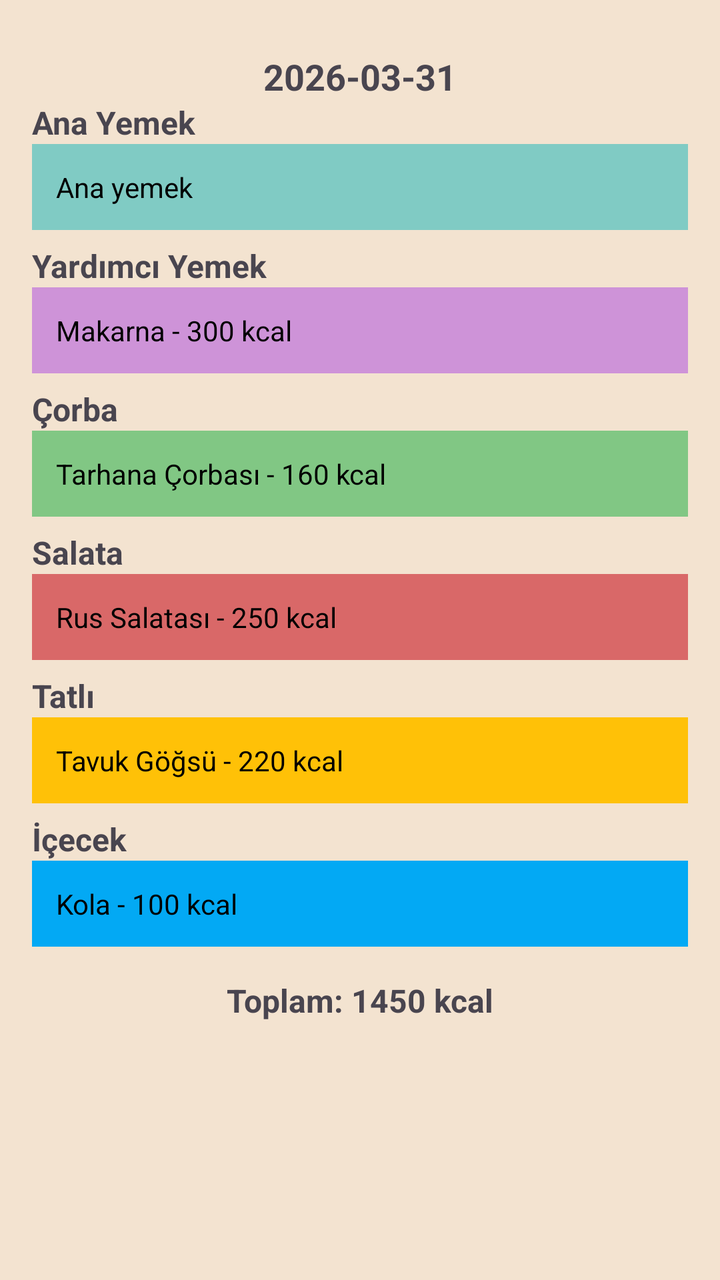
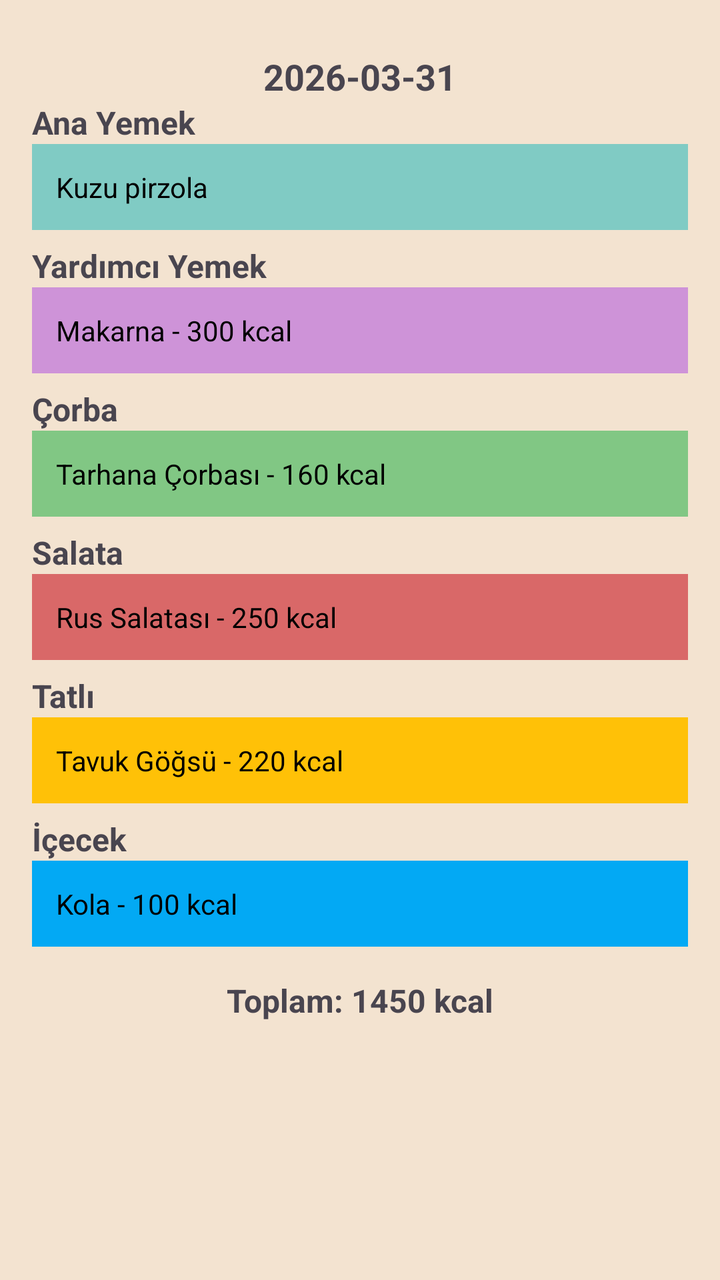

Compare the two renders of this Android layout. The source of the first and the diff that turns it into the second are given below.
<!-- AndroidManifest.xml: application theme Theme.FUYemekhane -->
<!-- res/layout/activity_main.xml -->
<?xml version="1.0" encoding="utf-8"?>
<androidx.constraintlayout.widget.ConstraintLayout xmlns:android="http://schemas.android.com/apk/res/android"
    xmlns:app="http://schemas.android.com/apk/res-auto"
    xmlns:tools="http://schemas.android.com/tools"
    android:id="@+id/main"
    android:layout_width="match_parent"
    android:layout_height="match_parent"
    android:background="@color/main_background"
    tools:context=".MainActivity"
    android:padding="16dp">

    
    <TextView
        android:id="@+id/textDate"
        android:layout_width="wrap_content"
        android:layout_height="wrap_content"
        android:text="2026-03-31"
        android:textSize="18sp"
        android:textStyle="bold"
        app:layout_constraintTop_toTopOf="parent"
        app:layout_constraintStart_toStartOf="parent"
        app:layout_constraintEnd_toEndOf="parent"
        android:layout_marginTop="10dp"
        android:layout_marginBottom="16dp" />

    
    <TextView
        android:id="@+id/anaYemekTitle"
        android:layout_width="wrap_content"
        android:layout_height="wrap_content"
        android:text="Ana Yemek"
        android:textStyle="bold"
        android:textSize="16sp"
        app:layout_constraintTop_toBottomOf="@id/textDate"
        app:layout_constraintStart_toStartOf="parent"/>

    
    <TextView
        android:id="@+id/anaYemek"
        android:layout_width="0dp"
        android:layout_height="wrap_content"
        android:text="Ana yemek"
        android:padding="12dp"
        android:background="@color/teal_200"
        android:textColor="@android:color/black"
        app:layout_constraintTop_toBottomOf="@id/anaYemekTitle"
        app:layout_constraintStart_toStartOf="parent"
        app:layout_constraintEnd_toEndOf="parent"/>

    
    <TextView
        android:id="@+id/yardimciYemekTitle"
        android:layout_marginTop="7dp"
        android:layout_width="wrap_content"
        android:layout_height="wrap_content"
        android:text="Yardımcı Yemek"
        android:textStyle="bold"
        android:textSize="16sp"
        app:layout_constraintTop_toBottomOf="@id/anaYemek"
        app:layout_constraintStart_toStartOf="parent"/>

    
    <TextView
        android:id="@+id/yardimciYemek"
        android:layout_width="0dp"
        android:layout_height="wrap_content"
        android:text="Makarna - 300 kcal"
        android:padding="12dp"
        android:background="@color/purple_200"
        android:textColor="@android:color/black"
        app:layout_constraintTop_toBottomOf="@id/yardimciYemekTitle"
        app:layout_constraintStart_toStartOf="parent"
        app:layout_constraintEnd_toEndOf="parent"/>

    
    <TextView
        android:id="@+id/corbaTitle"
        android:layout_marginTop="7dp"
        android:layout_width="wrap_content"
        android:layout_height="wrap_content"
        android:text="Çorba"
        android:textStyle="bold"
        android:textSize="16sp"
        app:layout_constraintTop_toBottomOf="@id/yardimciYemek"
        app:layout_constraintStart_toStartOf="parent"/>

    
    <TextView
        android:id="@+id/corba"
        android:layout_width="0dp"
        android:layout_height="wrap_content"
        android:text="Tarhana Çorbası - 160 kcal"
        android:padding="12dp"
        android:background="@color/green"
        android:textColor="@android:color/black"
        app:layout_constraintTop_toBottomOf="@id/corbaTitle"
        app:layout_constraintStart_toStartOf="parent"
        app:layout_constraintEnd_toEndOf="parent"/>

    
    <TextView
        android:id="@+id/salataTitle"
        android:layout_marginTop="7dp"
        android:layout_width="wrap_content"
        android:layout_height="wrap_content"
        android:text="Salata"
        android:textStyle="bold"
        android:textSize="16sp"
        app:layout_constraintTop_toBottomOf="@id/corba"
        app:layout_constraintStart_toStartOf="parent"/>

    
    <TextView
        android:id="@+id/salata"
        android:layout_width="0dp"
        android:layout_height="wrap_content"
        android:text="Rus Salatası - 250 kcal"
        android:padding="12dp"
        android:background="@color/yellow"
        android:textColor="@android:color/black"
        app:layout_constraintTop_toBottomOf="@id/salataTitle"
        app:layout_constraintStart_toStartOf="parent"
        app:layout_constraintEnd_toEndOf="parent"/>

    
    <TextView
        android:id="@+id/tatliTitle"
        android:layout_marginTop="7dp"
        android:layout_width="wrap_content"
        android:layout_height="wrap_content"
        android:text="Tatlı"
        android:textStyle="bold"
        android:textSize="16sp"
        app:layout_constraintTop_toBottomOf="@id/salata"
        app:layout_constraintStart_toStartOf="parent"/>

    
    <TextView
        android:id="@+id/tatli"
        android:layout_width="0dp"
        android:layout_height="wrap_content"
        android:text="Tavuk Göğsü - 220 kcal"
        android:padding="12dp"
        android:background="@color/orange"
        android:textColor="@android:color/black"
        app:layout_constraintTop_toBottomOf="@id/tatliTitle"
        app:layout_constraintStart_toStartOf="parent"
        app:layout_constraintEnd_toEndOf="parent"/>

    
    <TextView
        android:id="@+id/icecekTitle"
        android:layout_marginTop="7dp"
        android:layout_width="wrap_content"
        android:layout_height="wrap_content"
        android:text="İçecek"
        android:textStyle="bold"
        android:textSize="16sp"
        app:layout_constraintTop_toBottomOf="@id/tatli"
        app:layout_constraintStart_toStartOf="parent"/>

    
    <TextView
        android:id="@+id/icecek"
        android:layout_width="0dp"
        android:layout_height="wrap_content"
        android:text="Kola - 100 kcal"
        android:padding="12dp"
        android:background="@color/blue"
        android:textColor="@android:color/black"
        app:layout_constraintTop_toBottomOf="@id/icecekTitle"
        app:layout_constraintStart_toStartOf="parent"
        app:layout_constraintEnd_toEndOf="parent"/>

    
    <TextView
        android:id="@+id/toplamKalori"
        android:layout_width="wrap_content"
        android:layout_height="wrap_content"
        android:text="Toplam: 1450 kcal"
        android:textSize="16sp"
        android:textStyle="bold"
        app:layout_constraintTop_toBottomOf="@id/icecek"
        app:layout_constraintStart_toStartOf="parent"
        app:layout_constraintEnd_toEndOf="parent"
        android:layout_marginTop="16dp"/>

</androidx.constraintlayout.widget.ConstraintLayout>
<!-- resources referenced by this layout -->
<resources>
  <color name="blue">#03A9F4</color>
  <color name="green">#81C784</color>
  <color name="main_background">#F3E3D0</color>
  <color name="orange">#FFC107</color>
  <color name="purple_200">#CE93D8</color>
  <color name="teal_200">#80CBC4</color>
  <color name="yellow">#D96868</color>
  <style name="Theme.FUYemekhane" parent="Base.Theme.FUYemekhane" />
  <style name="Base.Theme.FUYemekhane" parent="Theme.Material3.DayNight">
          <item name="colorPrimary">@color/my_primary</item>
          <item name="colorPrimaryVariant">@color/my_primary_variant</item>
          <item name="colorOnPrimary">@color/white</item>
          <item name="titleTextColor">@android:color/white</item>
      </style>
  <color name="my_primary">#8c0841</color>
  <color name="my_primary_variant">#8c0841</color>
  <color name="white">#FFFFFFFF</color>
</resources>

<!-- the commit's change to res/layout/activity_main.xml (unified diff, before → after) -->
@@ -1,5 +1,6 @@
 <?xml version="1.0" encoding="utf-8"?>
-<androidx.constraintlayout.widget.ConstraintLayout xmlns:android="http://schemas.android.com/apk/res/android"
+<androidx.constraintlayout.widget.ConstraintLayout
+    xmlns:android="http://schemas.android.com/apk/res/android"
     xmlns:app="http://schemas.android.com/apk/res-auto"
     xmlns:tools="http://schemas.android.com/tools"
     android:id="@+id/main"
@@ -39,7 +40,7 @@
         android:id="@+id/anaYemek"
         android:layout_width="0dp"
         android:layout_height="wrap_content"
-        android:text="Ana yemek"
+        android:text="Kuzu pirzola"
         android:padding="12dp"
         android:background="@color/teal_200"
         android:textColor="@android:color/black"
